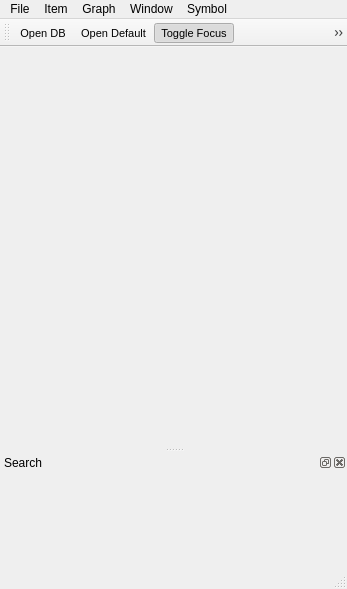
Before: the Qt Designer form CodeViewPy/ui/mainwindow.ui in league1991/CodeAtlasSublime, drawn with Qt 5.
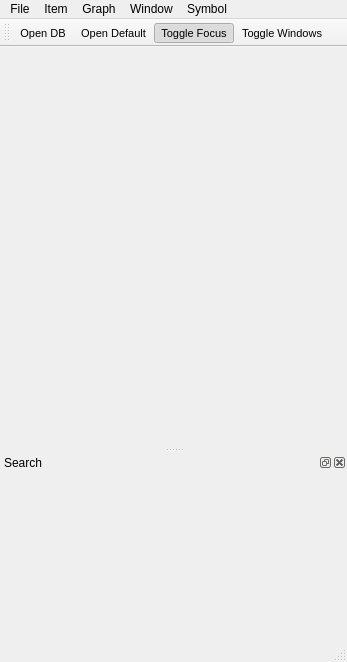
After: the same form once the commit is applied. Custom widgets are drawn as their Qt base class.

What changed in the file:
```diff
--- a/CodeViewPy/ui/mainwindow.ui
+++ b/CodeViewPy/ui/mainwindow.ui
@@ -7,7 +7,7 @@
     <x>0</x>
     <y>0</y>
     <width>347</width>
-    <height>589</height>
+    <height>662</height>
    </rect>
   </property>
   <property name="sizePolicy">
@@ -138,8 +138,8 @@
    </property>
    <property name="minimumSize">
     <size>
-     <width>80</width>
-     <height>38</height>
+     <width>0</width>
+     <height>0</height>
     </size>
    </property>
    <property name="floating">
@@ -329,7 +329,15 @@
   </action>
   <action name="actionShowSearchWindow">
    <property name="text">
-    <string>Toggle Search Window</string>
+    <string>Toggle Windows</string>
+   </property>
+  </action>
+  <action name="actionDeleteAndIgnoreSelectedItems">
+   <property name="text">
+    <string>Delete And Ignore Selected Items </string>
+   </property>
+   <property name="shortcut">
+    <string>Alt+I</string>
    </property>
   </action>
  </widget>
```
Left out of the diff: 3 changed lines with no effect on the pictures.
